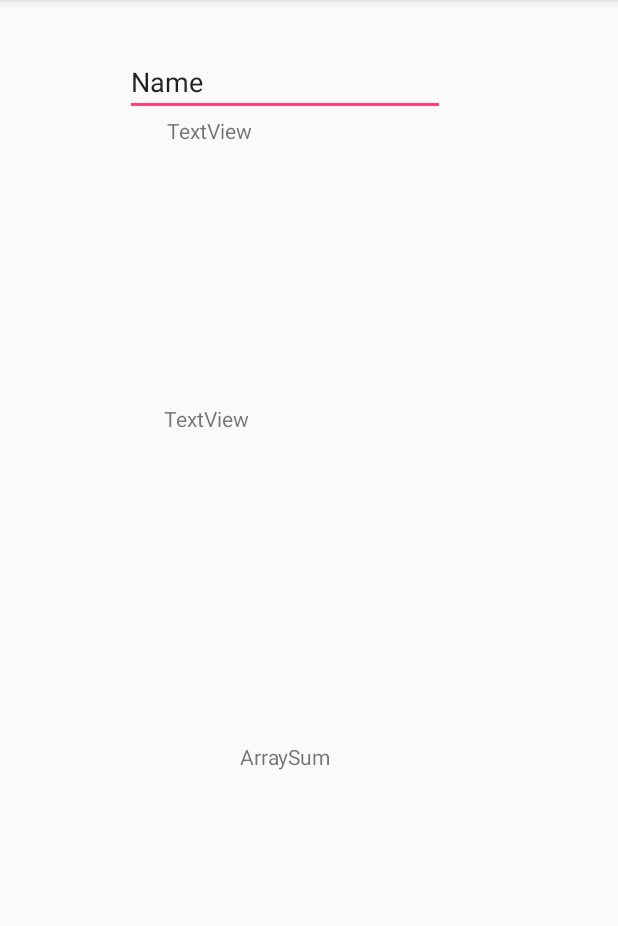
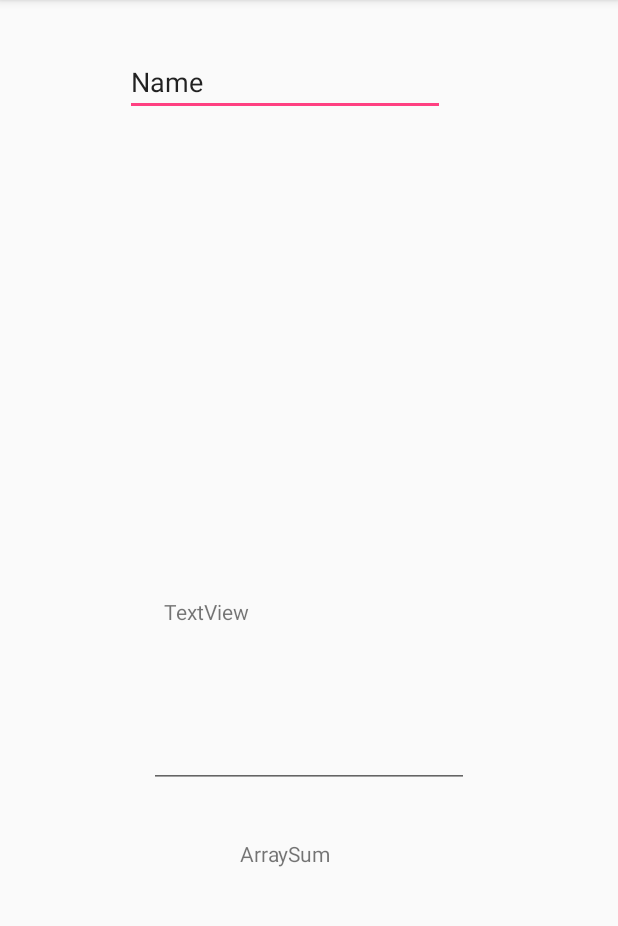
Before and after one commit to SashaBerduchev/AndroidListActivitys, an Android app: the ArrayActivity screen opened directly, with no data from a screen before it, on a phone screen of 412 x 824 dp, the part 84-1010 px from its top. Run offline under Robolectric (Android 15) with nearby library versions, the phone set to English and light mode, and no system bars.

Commit message:
AndroidListActivitys 1.0

```diff
--- a/app/src/main/java/com/example/student/androidlistactivitys/ArrayActivity.java
+++ b/app/src/main/java/com/example/student/androidlistactivitys/ArrayActivity.java
@@ -8,17 +8,20 @@ import android.view.animation.AnimationUtils;
 import android.widget.Button;
 import android.widget.TextView;
 
+import Arrays.Array;
+
 public class ArrayActivity extends AppCompatActivity {
 
-    TextView arraynum, array1, array2, sum;
+    TextView arraynum, array2, sum;
     Button btnArrayCalc;
     Animation animation;
+    TextView ArrayText;
     @Override
     protected void onCreate(Bundle savedInstanceState) {
         super.onCreate(savedInstanceState);
         setContentView(R.layout.activity_array);
         arraynum = findViewById(R.id.editArray1);
-        array1 = findViewById(R.id.textArray1);
+        ArrayText = findViewById(R.id.ArrayText);
         array2 = findViewById(R.id.textViewArray2);
         sum = findViewById(R.id.ArraySum);
         btnArrayCalc = findViewById(R.id.btnArrayCalc);
@@ -32,12 +35,13 @@ public class ArrayActivity extends AppCompatActivity {
                 Integer num = Integer.parseInt(arraynum.getText().toString());
                 Integer[] arr;
 
-                Arrays.Array array = new Arrays.Array(num);
+                Array array = new Arrays.Array(num);
                 arr = array.setArray();
                 for (int i=0; i<arr.length; i++)
                 {
-                    array1.setText(arr[i]);
+                    ArrayText.setText(arr[i]);
                 }
+
 
             }
         });
--- a/app/src/main/res/layout/activity_array.xml
+++ b/app/src/main/res/layout/activity_array.xml
@@ -40,23 +40,23 @@
         app:layout_constraintStart_toStartOf="parent" />
 
     <TextView
-        android:id="@+id/textArray1"
-        android:layout_width="190dp"
-        android:layout_height="55dp"
-        android:text="TextView"
-        app:layout_constraintEnd_toEndOf="parent"
-        app:layout_constraintStart_toStartOf="parent"
-        app:layout_constraintTop_toBottomOf="@+id/editArray1" />
-
-    <TextView
         android:id="@+id/textViewArray2"
         android:layout_width="193dp"
         android:layout_height="48dp"
-        android:layout_marginTop="8dp"
         android:layout_marginBottom="322dp"
         android:text="TextView"
         app:layout_constraintBottom_toBottomOf="parent"
         app:layout_constraintEnd_toEndOf="parent"
+        app:layout_constraintStart_toStartOf="parent" />
+
+    <EditText
+        android:id="@+id/ArrayText"
+        android:layout_width="wrap_content"
+        android:layout_height="wrap_content"
+        android:ems="10"
+        android:inputType="textMultiLine"
+        app:layout_constraintBottom_toTopOf="@+id/ArraySum"
+        app:layout_constraintEnd_toEndOf="parent"
         app:layout_constraintStart_toStartOf="parent"
-        app:layout_constraintTop_toBottomOf="@+id/textArray1" />
+        app:layout_constraintTop_toBottomOf="@+id/textViewArray2" />
 </android.support.constraint.ConstraintLayout>
```
Also changed, not shown: app/src/main/java/Arrays/ArrayFind.java (added, +28 -0 lines), app/src/main/java/Arrays/ArraySum.java (added, +21 -0 lines).
